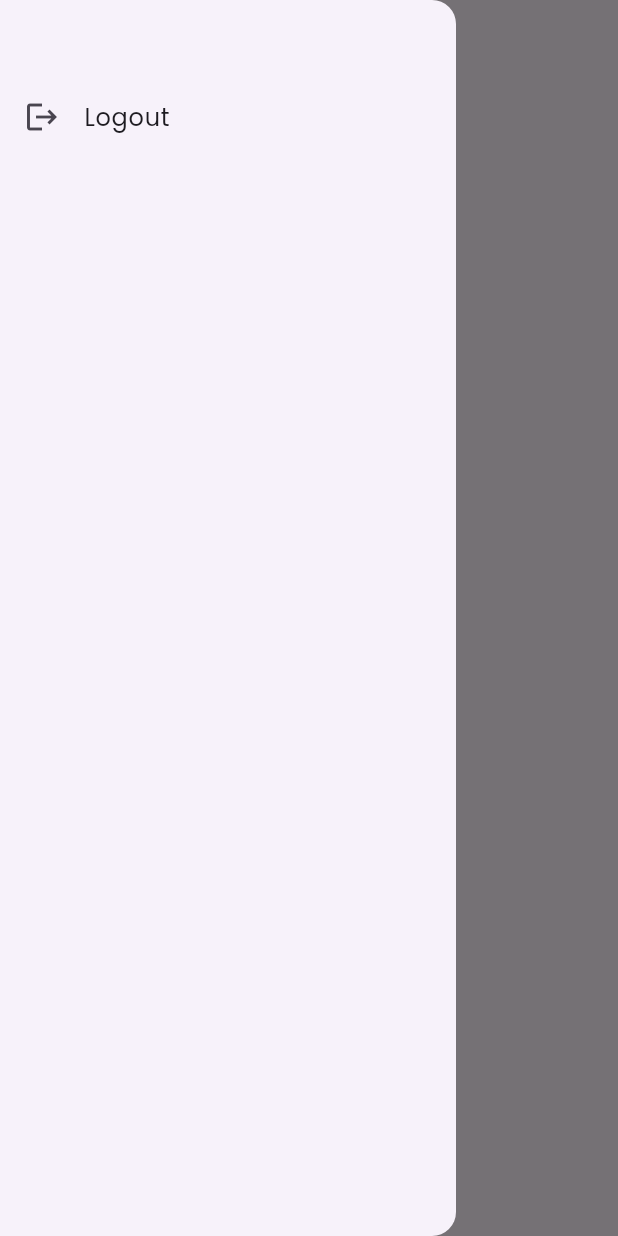
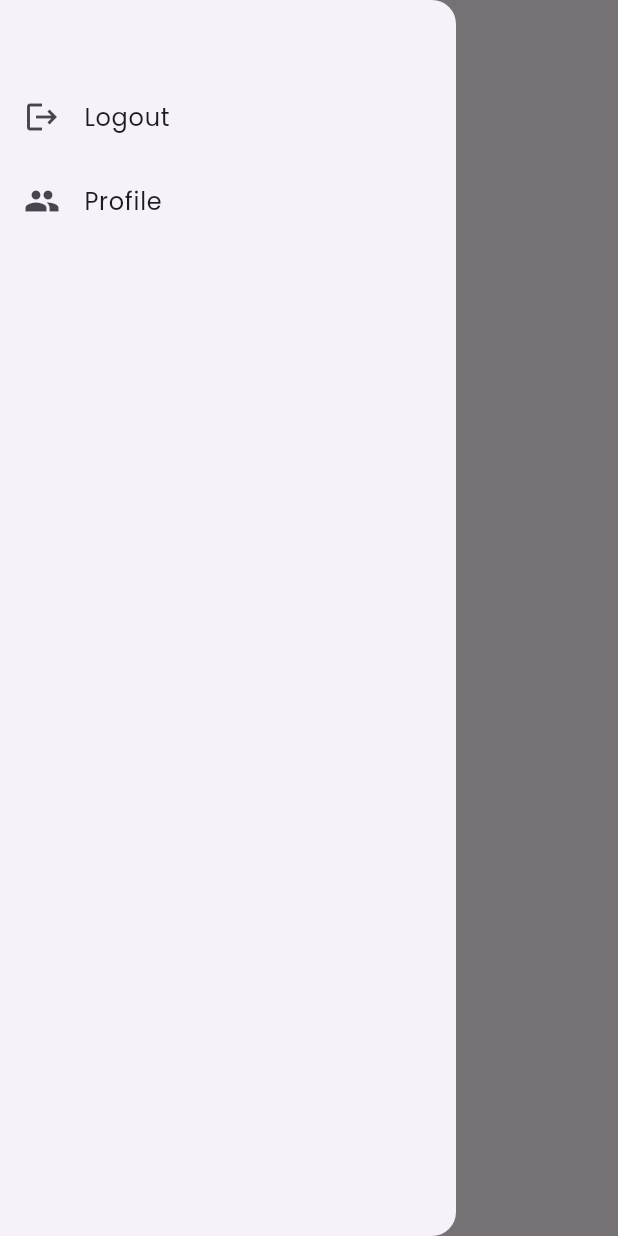
Before and after one commit to Yasitha-Bhanuka/GlobalChat-Flutter-App, a Flutter app: the DashboardScreen screen opened directly, with the side drawer open, on a phone screen of 412 x 824 dp. Run offline on Flutter 3.47's test engine with Material 3 defaults, Android fonts, the phone set to English and light mode, and no system bars; our stand-ins replace cloud_firestore, firebase_auth, firebase_core; accounts and stored records are empty.

Commit message:
Make another button in the dashboard drawer screen name is profile

```diff
--- a/lib/screens/dashboard_screen.dart
+++ b/lib/screens/dashboard_screen.dart
@@ -33,6 +33,15 @@ class _DashboardScreenState extends State<DashboardScreen> {
                 },
                 leading: Icon(Icons.logout),
                 title: Text("Logout"),
+              ),
+              ListTile(
+                onTap: () async {
+                  Navigator.push(context, MaterialPageRoute(builder: (context) {
+                    return SplashScreen();
+                  }));
+                },
+                leading: Icon(Icons.people),
+                title: Text("Profile"),
               )
             ],
           ),
```
